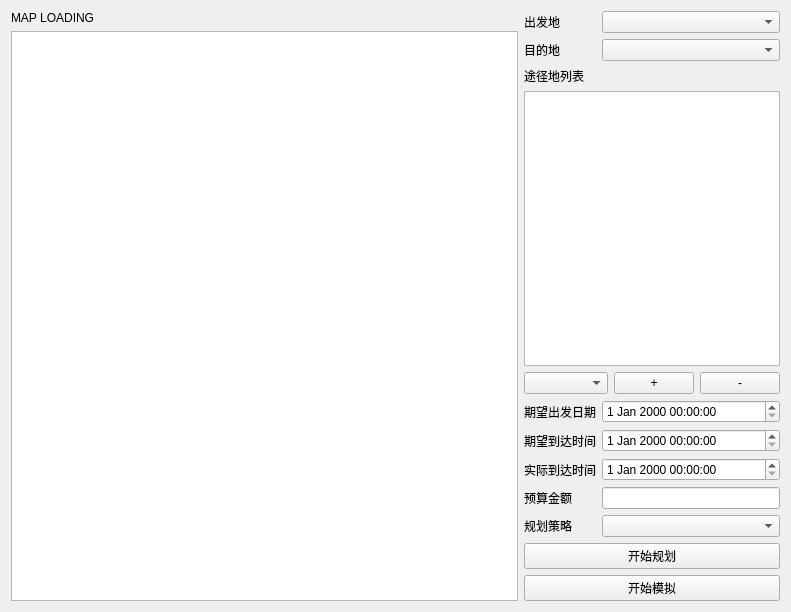
The window that Travel_Simulation/mainwindow.ui (JmPotato/Travel_Simulation) describes before a commit, drawn with Qt 5.
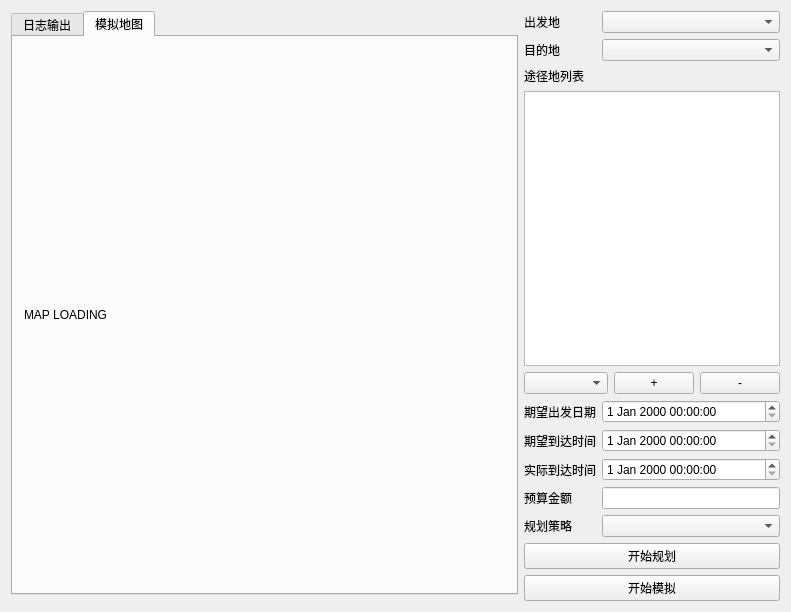
The same window after the commit. The open tabs and pages were chosen to show the change.

Commit message: 优化界面布局

The edit to the form file:
```diff
--- a/Travel_Simulation/mainwindow.ui
+++ b/Travel_Simulation/mainwindow.ui
@@ -15,11 +15,35 @@
   </property>
   <widget class="QWidget" name="centralWidget">
    <layout class="QGridLayout" name="gridLayout_2">
-    <item row="0" column="1">
-     <widget class="QLabel" name="mapBrowser">
-      <property name="text">
-       <string>MAP LOADING</string>
+    <item row="0" column="0">
+     <widget class="QTabWidget" name="tabWidget">
+      <property name="currentIndex">
+       <number>0</number>
       </property>
+      <widget class="QWidget" name="log">
+       <attribute name="title">
+        <string>日志输出</string>
+       </attribute>
+       <layout class="QVBoxLayout" name="verticalLayout">
+        <item>
+         <widget class="QTextBrowser" name="logBrowser"/>
+        </item>
+       </layout>
+      </widget>
+      <widget class="QWidget" name="map">
+       <attribute name="title">
+        <string>模拟地图</string>
+       </attribute>
+       <layout class="QVBoxLayout" name="verticalLayout_2">
+        <item>
+         <widget class="QLabel" name="mapBrowser">
+          <property name="text">
+           <string>MAP LOADING</string>
+          </property>
+         </widget>
+        </item>
+       </layout>
+      </widget>
      </widget>
     </item>
     <item row="0" column="3" rowspan="2">
@@ -137,9 +161,6 @@
       </item>
      </layout>
     </item>
-    <item row="1" column="1">
-     <widget class="QTextBrowser" name="logBrowser"/>
-    </item>
    </layout>
   </widget>
  </widget>
```
Left out of the diff: 2 changed lines with no effect on the pictures. The commit also changes 1 other file.
